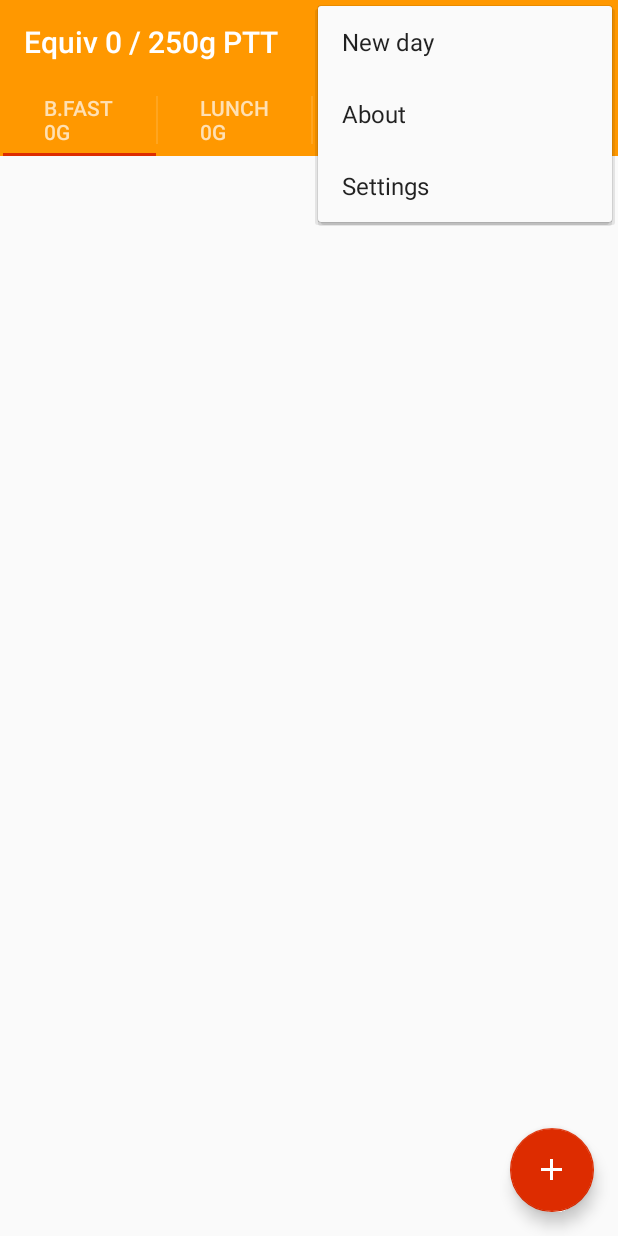
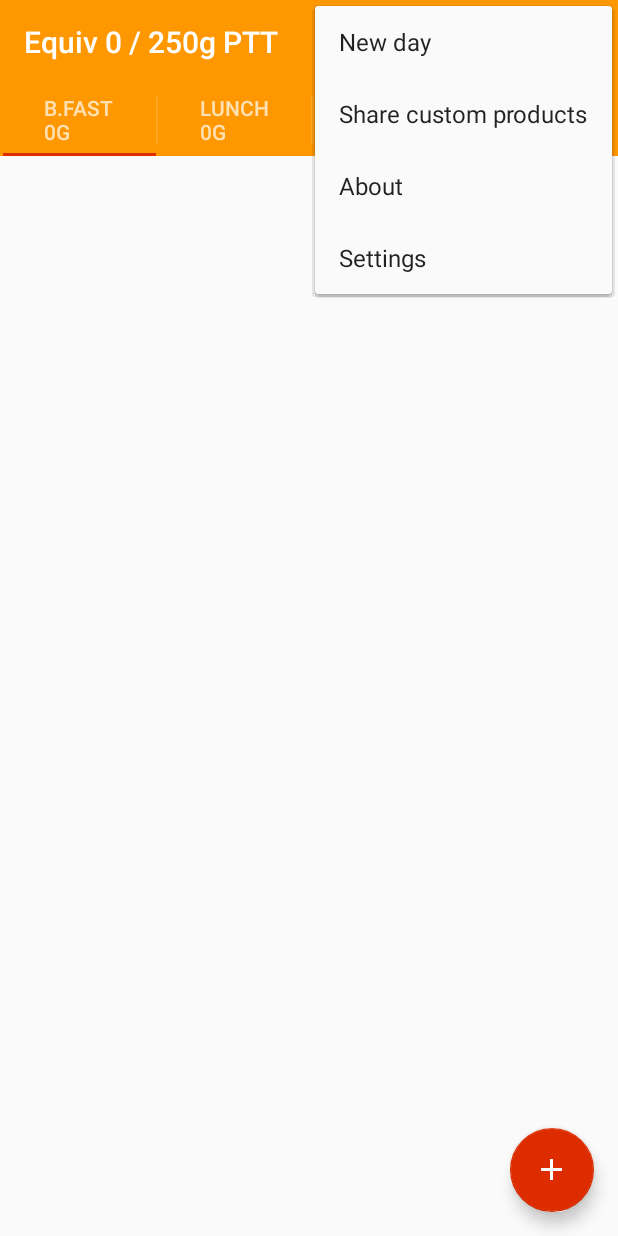
Before and after one commit to agateau/equiv, an Android app: the screen it shows after launch (MainActivity), with the options menu open, on a phone screen of 412 x 824 dp. Run offline under Robolectric (Android 15) with nearby library versions, the phone set to English and light mode, and no system bars.

Commit message:
Export part of product sharing

```diff
--- a/app/src/main/AndroidManifest.xml
+++ b/app/src/main/AndroidManifest.xml
@@ -48,6 +48,12 @@
                 android:name="android.support.PARENT_ACTIVITY"
                 android:value=".ui.MealItemDetailActivity" />
         </activity>
+        <provider android:name="android.support.v4.content.FileProvider"
+            android:authorities="com.agateau.equiv.fileprovider" android:exported="false"
+            android:grantUriPermissions="true">
+            <meta-data android:name="android.support.FILE_PROVIDER_PATHS"
+                android:resource="@xml/file_paths" />
+        </provider>
     </application>
 
 </manifest>
--- a/app/src/main/res/menu/main_activity_actions.xml
+++ b/app/src/main/res/menu/main_activity_actions.xml
@@ -4,6 +4,11 @@
     <item android:id="@+id/action_new_day"
           android:title="@string/action_new_day"
           app:showAsAction="never" />
+
+    <item
+        android:id="@+id/action_share"
+        android:title="@string/action_share"
+        app:showAsAction="never" />
 
     <item android:id="@+id/action_about"
           android:title="@string/action_about"
--- a/app/src/main/res/values/strings.xml
+++ b/app/src/main/res/values/strings.xml
@@ -53,6 +53,7 @@
     <string name="max_potato_per_day_title">Max potatoes per day</string>
     <string name="action_search">Search</string>
     <string name="action_add_custom">Add custom product</string>
+    <string name="action_share">Share custom products</string>
 
     <string name="product_category">Category</string>
     <string name="product_name">Name</string>
@@ -61,6 +62,8 @@
     <string name="unit_per_u">g per unit</string>
     <string name="unit_per_100g">g per 100g</string>
     <string name="cannot_edit_default_product">Cannot edit default product</string>
+    <string name="share_via">Share via</string>
+    <string name="no_custom_products">No custom product</string>
 
     <string name="categories_baking_mixes">Baking mixes</string>
     <string name="categories_cereals">Cereals</string>
--- /dev/null
+++ b/app/src/main/res/xml/file_paths.xml
@@ -0,0 +1,4 @@
+<?xml version="1.0" encoding="utf-8"?>
+<paths xmlns:android="http://schemas.android.com/apk/res/android">
+    <files-path name="/" path="/"/>
+</paths>
```
Also changed, not shown: app/src/main/java/com/agateau/equiv/core/ProductStore.java (+10 -0 lines), app/src/main/java/com/agateau/equiv/ui/Kernel.java (+19 -0 lines), app/src/main/java/com/agateau/equiv/ui/MainActivity.java (+12 -0 lines), 1 other file.
